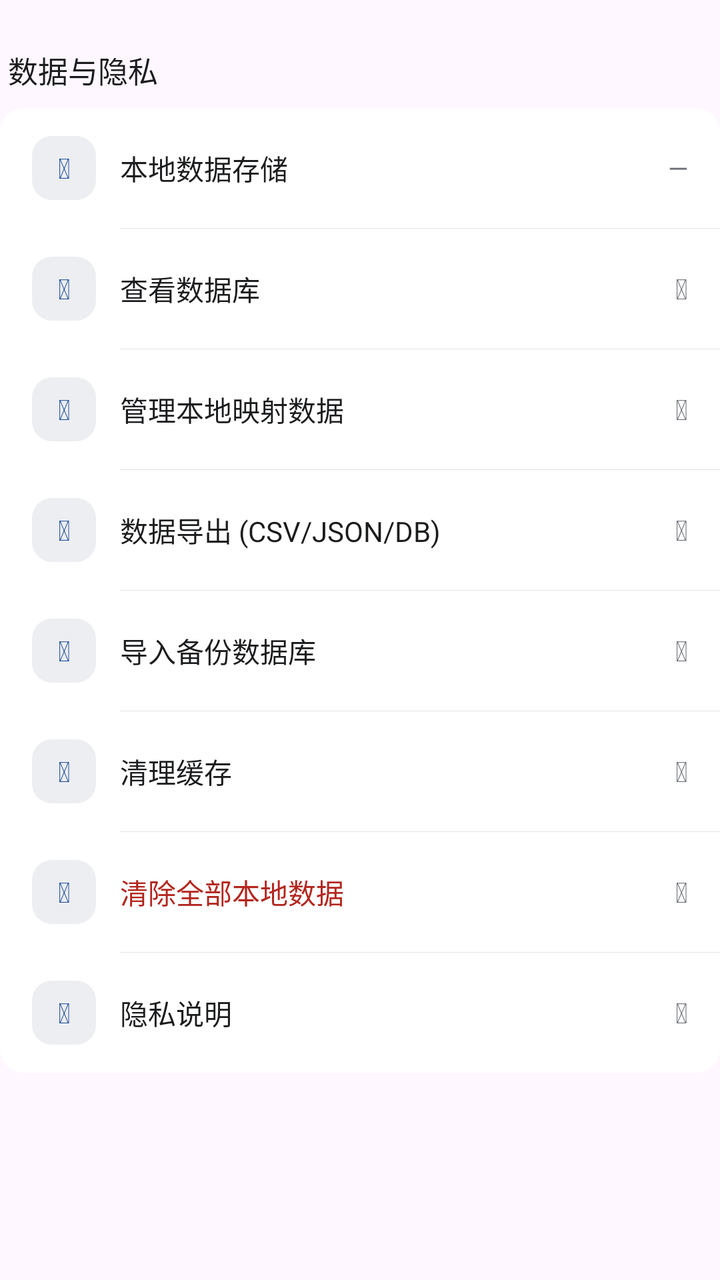
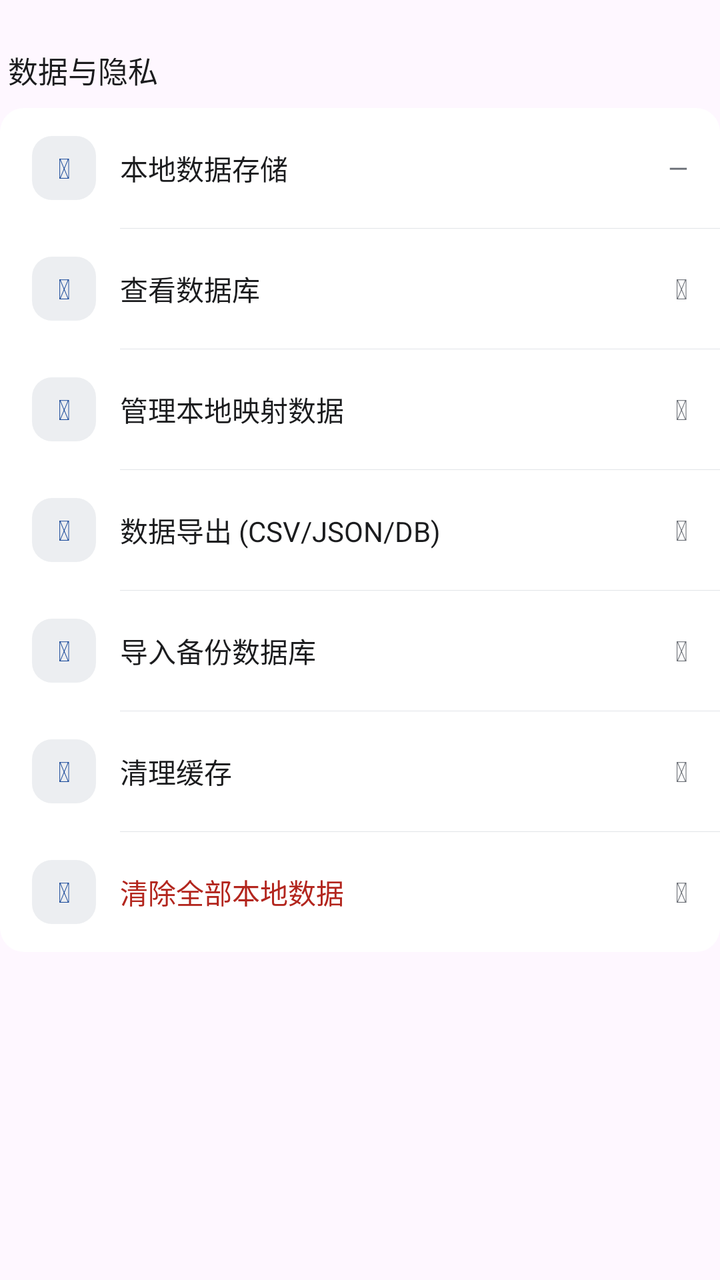

Screens rendered from an Android XML layout before and after an edit, with the pre-edit source and the edit as a unified diff.
<!-- AndroidManifest.xml: application theme Theme.TransitU -->
<!-- res/layout/section_data_privacy.xml -->
<?xml version="1.0" encoding="utf-8"?>
<LinearLayout xmlns:android="http://schemas.android.com/apk/res/android"
    android:layout_width="match_parent"
    android:layout_height="wrap_content"
    android:orientation="vertical">

    <TextView
        style="@style/SettingsSectionTitle"
        android:text="数据与隐私" />

    <LinearLayout style="@style/SettingsSectionCard">

        <LinearLayout
            android:layout_width="match_parent"
            android:layout_height="wrap_content"
            android:orientation="horizontal"
            android:gravity="center_vertical"
            android:paddingStart="16dp"
            android:paddingEnd="16dp"
            android:paddingTop="14dp"
            android:paddingBottom="14dp">

            <TextView
                android:id="@+id/iconLocalStorage"
                android:layout_width="32dp"
                android:layout_height="32dp"
                android:layout_gravity="center_vertical"
                android:layout_marginEnd="12dp"
                android:background="@drawable/bg_settings_icon"
                android:gravity="center"
                android:text="&#xf1c0;"
                android:textColor="@color/accent"
                android:textSize="14sp"
                android:tag="fa" />

            <TextView
                android:layout_width="0dp"
                android:layout_height="wrap_content"
                android:layout_weight="1"
                android:text="本地数据存储"
                android:textColor="@color/ink"
                android:textSize="14sp" />
            <TextView
                android:id="@+id/tvLocalStorageValue"
                android:layout_width="wrap_content"
                android:layout_height="wrap_content"
                android:text="—"
                android:textColor="@color/ink_3"
                android:textSize="13sp" />
        </LinearLayout>

        <LinearLayout
            android:id="@+id/rowDatabaseViewer"
            android:layout_width="match_parent"
            android:layout_height="wrap_content"
            android:orientation="horizontal"
            android:gravity="center_vertical"
            android:paddingStart="16dp"
            android:paddingEnd="16dp"
            android:paddingTop="14dp"
            android:paddingBottom="14dp"
            android:clickable="true"
            android:focusable="true">

            <TextView
                android:id="@+id/iconDatabaseViewer"
                android:layout_width="32dp"
                android:layout_height="32dp"
                android:layout_gravity="center_vertical"
                android:layout_marginEnd="12dp"
                android:background="@drawable/bg_settings_icon"
                android:gravity="center"
                android:text="&#xf1c0;"
                android:textColor="@color/accent"
                android:textSize="14sp"
                android:tag="fa" />

            <TextView
                android:layout_width="0dp"
                android:layout_height="wrap_content"
                android:layout_weight="1"
                android:text="查看数据库"
                android:textColor="@color/ink"
                android:textSize="14sp" />
            <TextView
                android:layout_width="wrap_content"
                android:layout_height="wrap_content"
                android:text="&#xf054;"
                android:textColor="@color/ink_3"
                android:textSize="14sp"
                android:tag="fa" />
        </LinearLayout>

        <LinearLayout
            android:id="@+id/rowTransitOverrides"
            android:layout_width="match_parent"
            android:layout_height="wrap_content"
            android:orientation="horizontal"
            android:gravity="center_vertical"
            android:paddingStart="16dp"
            android:paddingEnd="16dp"
            android:paddingTop="14dp"
            android:paddingBottom="14dp"
            android:clickable="true"
            android:focusable="true">

            <TextView
                android:id="@+id/iconTransitOverrides"
                android:layout_width="32dp"
                android:layout_height="32dp"
                android:layout_gravity="center_vertical"
                android:layout_marginEnd="12dp"
                android:background="@drawable/bg_settings_icon"
                android:gravity="center"
                android:text="&#xf044;"
                android:textColor="@color/accent"
                android:textSize="14sp"
                android:tag="fa" />

            <TextView
                android:layout_width="0dp"
                android:layout_height="wrap_content"
                android:layout_weight="1"
                android:text="管理本地映射数据"
                android:textColor="@color/ink"
                android:textSize="14sp" />
            <TextView
                android:layout_width="wrap_content"
                android:layout_height="wrap_content"
                android:text="&#xf054;"
                android:textColor="@color/ink_3"
                android:textSize="14sp"
                android:tag="fa" />
        </LinearLayout>

        <LinearLayout
            android:id="@+id/rowDataExport"
            android:layout_width="match_parent"
            android:layout_height="wrap_content"
            android:orientation="horizontal"
            android:gravity="center_vertical"
            android:paddingStart="16dp"
            android:paddingEnd="16dp"
            android:paddingTop="14dp"
            android:paddingBottom="14dp"
            android:clickable="true"
            android:focusable="true">

            <TextView
                android:id="@+id/iconDataExport"
                android:layout_width="32dp"
                android:layout_height="32dp"
                android:layout_gravity="center_vertical"
                android:layout_marginEnd="12dp"
                android:background="@drawable/bg_settings_icon"
                android:gravity="center"
                android:text="&#xf019;"
                android:textColor="@color/accent"
                android:textSize="14sp"
                android:tag="fa" />

            <TextView
                android:layout_width="0dp"
                android:layout_height="wrap_content"
                android:layout_weight="1"
                android:text="数据导出 (CSV/JSON/DB)"
                android:textColor="@color/ink"
                android:textSize="14sp" />
            <TextView
                android:layout_width="wrap_content"
                android:layout_height="wrap_content"
                android:text="&#xf054;"
                android:textColor="@color/ink_3"
                android:textSize="14sp"
                android:tag="fa" />
        </LinearLayout>

        <LinearLayout
            android:id="@+id/rowImportData"
            android:layout_width="match_parent"
            android:layout_height="wrap_content"
            android:orientation="vertical"
            android:paddingStart="16dp"
            android:paddingEnd="16dp"
            android:paddingTop="14dp"
            android:paddingBottom="14dp"
            android:clickable="true"
            android:focusable="true">

            <LinearLayout
                android:layout_width="match_parent"
                android:layout_height="wrap_content"
                android:orientation="horizontal"
                android:gravity="center_vertical">

                <TextView
                    android:id="@+id/iconImportData"
                    android:layout_width="32dp"
                    android:layout_height="32dp"
                    android:layout_gravity="center_vertical"
                    android:layout_marginEnd="12dp"
                    android:background="@drawable/bg_settings_icon"
                    android:gravity="center"
                    android:text="&#xf56f;"
                    android:textColor="@color/accent"
                    android:textSize="14sp"
                    android:tag="fa" />

                <TextView
                    android:layout_width="0dp"
                    android:layout_height="wrap_content"
                    android:layout_weight="1"
                    android:text="导入备份数据库"
                    android:textColor="@color/ink"
                    android:textSize="14sp" />
                <TextView
                    android:id="@+id/chevronImportData"
                    android:layout_width="wrap_content"
                    android:layout_height="wrap_content"
                    android:text="&#xf054;"
                    android:textColor="@color/ink_3"
                    android:textSize="14sp"
                    android:tag="fa" />
            </LinearLayout>

            <TextView
                android:id="@+id/tvImportDataStatus"
                android:layout_width="match_parent"
                android:layout_height="wrap_content"
                android:text=""
                android:textColor="@color/success"
                android:textSize="11sp"
                android:paddingStart="30dp"
                android:paddingTop="4dp"
                android:visibility="gone" />
        </LinearLayout>

        <LinearLayout
            android:id="@+id/rowClearCache"
            android:layout_width="match_parent"
            android:layout_height="wrap_content"
            android:orientation="vertical"
            android:paddingStart="16dp"
            android:paddingEnd="16dp"
            android:paddingTop="14dp"
            android:paddingBottom="14dp"
            android:clickable="true"
            android:focusable="true">

            <LinearLayout
                android:layout_width="match_parent"
                android:layout_height="wrap_content"
                android:orientation="horizontal"
                android:gravity="center_vertical">

                <TextView
                    android:id="@+id/iconClearCache"
                    android:layout_width="32dp"
                    android:layout_height="32dp"
                    android:layout_gravity="center_vertical"
                    android:layout_marginEnd="12dp"
                    android:background="@drawable/bg_settings_icon"
                    android:gravity="center"
                    android:text="&#xf51a;"
                    android:textColor="@color/accent"
                    android:textSize="14sp"
                    android:tag="fa" />

                <TextView
                    android:layout_width="0dp"
                    android:layout_height="wrap_content"
                    android:layout_weight="1"
                    android:text="清理缓存"
                    android:textColor="@color/ink"
                    android:textSize="14sp" />
                <TextView
                    android:id="@+id/chevronClearCache"
                    android:layout_width="wrap_content"
                    android:layout_height="wrap_content"
                    android:text="&#xf054;"
                    android:textColor="@color/ink_3"
                    android:textSize="14sp"
                    android:tag="fa" />
            </LinearLayout>

            <TextView
                android:id="@+id/tvClearCacheStatus"
                android:layout_width="match_parent"
                android:layout_height="wrap_content"
                android:text=""
                android:textColor="@color/success"
                android:textSize="11sp"
                android:paddingStart="30dp"
                android:paddingTop="4dp"
                android:visibility="gone" />
        </LinearLayout>

        <LinearLayout
            android:id="@+id/rowClearData"
            android:layout_width="match_parent"
            android:layout_height="wrap_content"
            android:orientation="horizontal"
            android:gravity="center_vertical"
            android:paddingStart="16dp"
            android:paddingEnd="16dp"
            android:paddingTop="14dp"
            android:paddingBottom="14dp"
            android:clickable="true"
            android:focusable="true">

            <TextView
                android:id="@+id/iconClearData"
                android:layout_width="32dp"
                android:layout_height="32dp"
                android:layout_gravity="center_vertical"
                android:layout_marginEnd="12dp"
                android:background="@drawable/bg_settings_icon"
                android:gravity="center"
                android:text="&#xf2ed;"
                android:textColor="@color/accent"
                android:textSize="14sp"
                android:tag="fa" />

            <TextView
                android:layout_width="0dp"
                android:layout_height="wrap_content"
                android:layout_weight="1"
                android:text="清除全部本地数据"
                android:textColor="@color/danger"
                android:textSize="14sp" />
            <TextView
                android:layout_width="wrap_content"
                android:layout_height="wrap_content"
                android:text="&#xf054;"
                android:textColor="@color/ink_3"
                android:textSize="14sp"
                android:tag="fa" />
        </LinearLayout>

        <LinearLayout
            android:layout_width="match_parent"
            android:layout_height="wrap_content"
            android:orientation="horizontal"
            android:gravity="center_vertical"
            android:paddingStart="16dp"
            android:paddingEnd="16dp"
            android:paddingTop="14dp"
            android:paddingBottom="14dp">

            <TextView
                android:id="@+id/iconPrivacy"
                android:layout_width="32dp"
                android:layout_height="32dp"
                android:layout_gravity="center_vertical"
                android:layout_marginEnd="12dp"
                android:background="@drawable/bg_settings_icon"
                android:gravity="center"
                android:text="&#xf3ed;"
                android:textColor="@color/accent"
                android:textSize="14sp"
                android:tag="fa" />

            <TextView
                android:layout_width="0dp"
                android:layout_height="wrap_content"
                android:layout_weight="1"
                android:text="隐私说明"
                android:textColor="@color/ink"
                android:textSize="14sp" />
            <TextView
                android:layout_width="wrap_content"
                android:layout_height="wrap_content"
                android:text="&#xf054;"
                android:textColor="@color/ink_3"
                android:textSize="14sp"
                android:tag="fa" />
        </LinearLayout>
    </LinearLayout>
</LinearLayout>
<!-- resources referenced by this layout -->
<resources>
  <color name="accent">#1F4E9C</color>
  <color name="danger">#B3261E</color>
  <color name="ink">#1B1C1E</color>
  <color name="ink_3">#6B6F76</color>
  <color name="success">#2E7D4F</color>
  <!-- drawable bg_settings_icon (drawable) -->
  <?xml version="1.0" encoding="utf-8"?>
  <shape xmlns:android="http://schemas.android.com/apk/res/android">
      <solid android:color="@color/fill" />
      <corners android:radius="10dp" />
  </shape>
  <style name="SettingsSectionCard">
          <item name="android:layout_width">match_parent</item>
          <item name="android:layout_height">wrap_content</item>
          <item name="android:background">@drawable/bg_card_plain</item>
          <item name="android:divider">@drawable/bg_settings_divider</item>
          <item name="android:orientation">vertical</item>
          <item name="android:showDividers">middle</item>
      </style>
  <style name="SettingsSectionTitle">
          <item name="android:layout_width">match_parent</item>
          <item name="android:layout_height">wrap_content</item>
          <item name="android:layout_marginStart">4dp</item>
          <item name="android:layout_marginTop">24dp</item>
          <item name="android:layout_marginBottom">8dp</item>
          <item name="android:fontFamily">sans-serif-medium</item>
          <item name="android:textColor">@color/ink</item>
          <item name="android:textSize">15sp</item>
      </style>
  <style name="Theme.TransitU" parent="Theme.Material3.DayNight.NoActionBar">
          
          <item name="android:textSelectHandle">@drawable/tu_text_select_handle_middle</item>
          <item name="android:textSelectHandleLeft">@drawable/tu_text_select_handle_left</item>
          <item name="android:textSelectHandleRight">@drawable/tu_text_select_handle_right</item>
  
          
          <item name="android:textColorHighlight">@color/m3_highlighted_text</item>
      </style>
  <color name="fill">#ECEEF1</color>
  <!-- drawable bg_card_plain (drawable) -->
  <?xml version="1.0" encoding="utf-8"?>
  <shape xmlns:android="http://schemas.android.com/apk/res/android">
      <solid android:color="@color/surface" />
      <corners android:radius="12dp" />
  </shape>
  <!-- drawable bg_settings_divider (drawable) -->
  <?xml version="1.0" encoding="utf-8"?>
  <inset xmlns:android="http://schemas.android.com/apk/res/android"
      android:insetLeft="60dp">
      <shape android:shape="rectangle">
          <solid android:color="@color/line" />
          <size android:height="1px" />
      </shape>
  </inset>
  <!-- drawable tu_text_select_handle_middle (drawable) -->
  <?xml version="1.0" encoding="utf-8"?>
  <bitmap xmlns:android="http://schemas.android.com/apk/res/android"
      android:src="@drawable/abc_text_select_handle_middle_mtrl"
      android:tint="?attr/colorPrimary"
      android:tintMode="src_in" />
  <!-- drawable tu_text_select_handle_left (drawable) -->
  <?xml version="1.0" encoding="utf-8"?>
  <bitmap xmlns:android="http://schemas.android.com/apk/res/android"
      android:src="@drawable/abc_text_select_handle_left_mtrl"
      android:tint="?attr/colorPrimary"
      android:tintMode="src_in" />
  <!-- drawable tu_text_select_handle_right (drawable) -->
  <?xml version="1.0" encoding="utf-8"?>
  <bitmap xmlns:android="http://schemas.android.com/apk/res/android"
      android:src="@drawable/abc_text_select_handle_right_mtrl"
      android:tint="?attr/colorPrimary"
      android:tintMode="src_in" />
  <color name="surface">#FFFFFF</color>
  <color name="line">#E1E4E8</color>
</resources>

<!-- the commit's change to res/layout/section_data_privacy.xml (unified diff, before → after) -->
@@ -1,5 +1,6 @@
 <?xml version="1.0" encoding="utf-8"?>
 <LinearLayout xmlns:android="http://schemas.android.com/apk/res/android"
+    xmlns:app="http://schemas.android.com/apk/res-auto"
     android:layout_width="match_parent"
     android:layout_height="wrap_content"
     android:orientation="vertical">
@@ -273,26 +274,35 @@
                     android:text="清理缓存"
                     android:textColor="@color/ink"
                     android:textSize="14sp" />
-                <TextView
-                    android:id="@+id/chevronClearCache"
+                
+                <FrameLayout
                     android:layout_width="wrap_content"
-                    android:layout_height="wrap_content"
-                    android:text="&#xf054;"
-                    android:textColor="@color/ink_3"
-                    android:textSize="14sp"
-                    android:tag="fa" />
+                    android:layout_height="24dp">
+
+                    <TextView
+                        android:id="@+id/chevronClearCache"
+                        android:layout_width="wrap_content"
+                        android:layout_height="wrap_content"
+                        android:layout_gravity="end|center_vertical"
+                        android:text="&#xf054;"
+                        android:textColor="@color/ink_3"
+                        android:textSize="14sp"
+                        android:tag="fa" />
+
+                    <com.google.android.material.progressindicator.CircularProgressIndicator
+                        android:id="@+id/progressClearCache"
+                        android:layout_width="wrap_content"
+                        android:layout_height="wrap_content"
+                        android:layout_gravity="end|center_vertical"
+                        android:indeterminate="true"
+                        android:visibility="gone"
+                        app:indicatorSize="22dp"
+                        app:trackThickness="2.5dp"
+                        app:trackCornerRadius="2dp"
+                        app:trackColor="@color/fill" />
+                </FrameLayout>
             </LinearLayout>
 
-            <TextView
-                android:id="@+id/tvClearCacheStatus"
-                android:layout_width="match_parent"
-                android:layout_height="wrap_content"
-                android:text=""
-                android:textColor="@color/success"
-                android:textSize="11sp"
-                android:paddingStart="30dp"
-                android:paddingTop="4dp"
-                android:visibility="gone" />
         </LinearLayout>
 
         <LinearLayout
@@ -337,43 +347,5 @@
                 android:tag="fa" />
         </LinearLayout>
 
-        <LinearLayout
-            android:layout_width="match_parent"
-            android:layout_height="wrap_content"
-            android:orientation="horizontal"
-            android:gravity="center_vertical"
-            android:paddingStart="16dp"
-            android:paddingEnd="16dp"
-            android:paddingTop="14dp"
-            android:paddingBottom="14dp">
-
-            <TextView
-                android:id="@+id/iconPrivacy"
-                android:layout_width="32dp"
-                android:layout_height="32dp"
-                android:layout_gravity="center_vertical"
-                android:layout_marginEnd="12dp"
-                android:background="@drawable/bg_settings_icon"
-                android:gravity="center"
-                android:text="&#xf3ed;"
-                android:textColor="@color/accent"
-                android:textSize="14sp"
-                android:tag="fa" />
-
-            <TextView
-                android:layout_width="0dp"
-                android:layout_height="wrap_content"
-                android:layout_weight="1"
-                android:text="隐私说明"
-                android:textColor="@color/ink"
-                android:textSize="14sp" />
-            <TextView
-                android:layout_width="wrap_content"
-                android:layout_height="wrap_content"
-                android:text="&#xf054;"
-                android:textColor="@color/ink_3"
-                android:textSize="14sp"
-                android:tag="fa" />
-        </LinearLayout>
     </LinearLayout>
 </LinearLayout>
